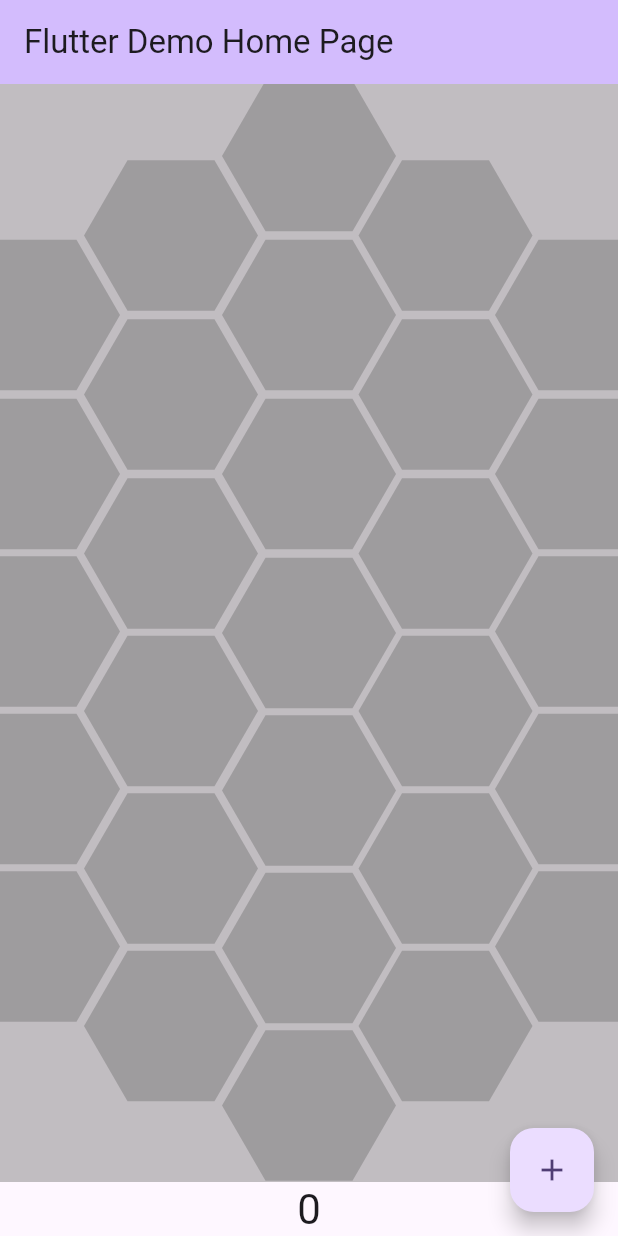
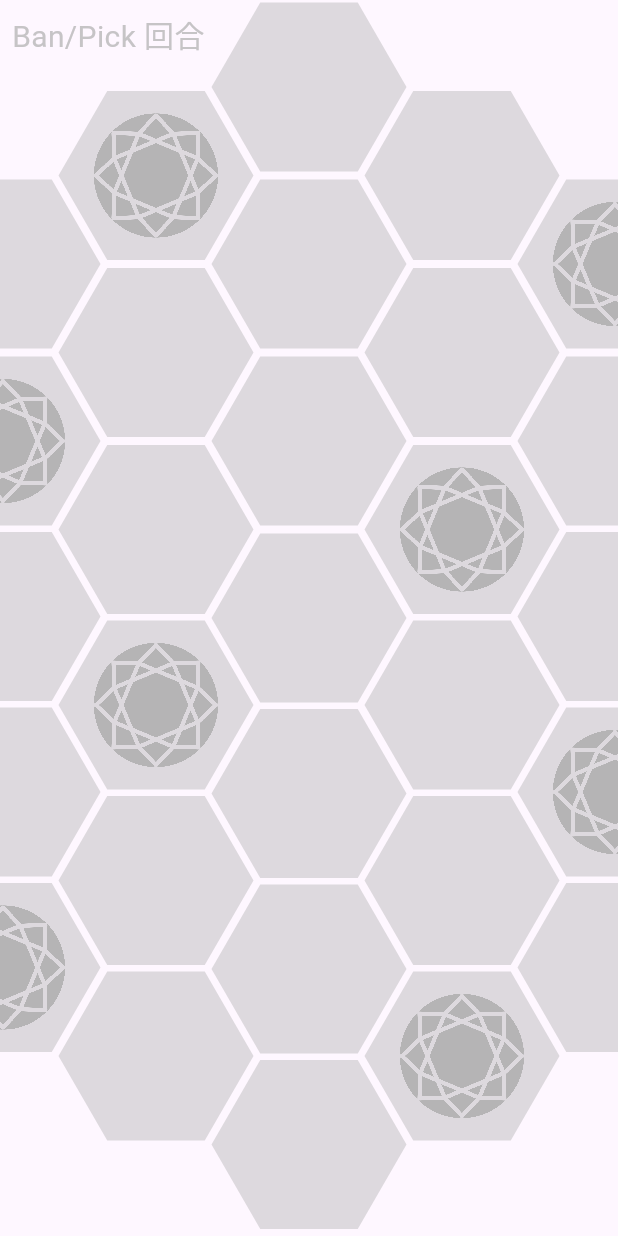
Before and after one commit to kfdykme/war_piece_game_flutter, a Flutter app: the screen it shows after launch, on a phone screen of 412 x 824 dp. Run offline on Flutter 3.47's test engine with Material 2 defaults, Android fonts, the phone set to English and light mode, and no system bars; our stand-ins replace flutter_svg.

Commit message:
基地位置

```diff
--- a/lib/layout/layout_node.dart
+++ b/lib/layout/layout_node.dart
@@ -4,6 +4,7 @@ import 'dart:math';
 import 'dart:ui';
 
 import 'package:warx_flutter/util/log.object.extension.dart';
+
 
 /// 360 / 6 = 60
 /// 60 / 2 =30
@@ -42,7 +43,7 @@ class LayoutNode {
 
 
        sroundNodeOffsets.add(Offset(0, heightOffset * 2) + locationOffset);
-       logD("_init $id ${sroundNodeOffsets.first} $locationOffset");
+      //  logD("_init $id ${sroundNodeOffsets.first} $locationOffset");
        sroundNodeOffsets.add(Offset(1.5 * radius, heightOffset ) + locationOffset);
        sroundNodeOffsets.add(Offset(radius * 1.5, -1 * heightOffset) + locationOffset);
        sroundNodeOffsets.add(Offset(0,-2 * heightOffset) + locationOffset);
--- a/lib/main.dart
+++ b/lib/main.dart
@@ -1,5 +1,11 @@
 import 'package:flutter/material.dart';
+import 'package:flutter_svg/flutter_svg.dart';
 import 'package:warx_flutter/layout/hexagon_layout.dart';
+import 'package:warx_flutter/maingame/game_controller.dart';
+import 'package:warx_flutter/resources/svgloader/svg_color_mapper.dart';
+import 'package:warx_flutter/widgets/game_header.dart';
+
+import 'widgets/game_ban_pick.dart';
 
 void main() {
   runApp(const MyApp());
@@ -58,68 +64,31 @@ class MyHomePage extends StatefulWidget {
 class _MyHomePageState extends State<MyHomePage> {
   int _counter = 0;
 
-  void _incrementCounter() {
-    setState(() {
-      // This call to setState tells the Flutter framework that something has
-      // changed in this State, which causes it to rerun the build method below
-      // so that the display can reflect the updated values. If we changed
-      // _counter without calling setState(), then the build method would not be
-      // called again, and so nothing would appear to happen.
-      _counter++;
+  GameController controller = GameController();
+  PictureInfo? pictureInfo;
+  @override
+  void initState() {
+    super.initState();
+    vg.loadPicture(SvgAssetLoader("assets/images/map_base_circle.svg",), null).then((value) {
+      pictureInfo = value;
+      setState(() {
+
+      });
     });
   }
 
+
   @override
   Widget build(BuildContext context) {
-    // This method is rerun every time setState is called, for instance as done
-    // by the _incrementCounter method above.
-    //
-    // The Flutter framework has been optimized to make rerunning build methods
-    // fast, so that you can just rebuild anything that needs updating rather
-    // than having to individually change instances of widgets.
+    final size = MediaQuery.of(context).size;
     return Scaffold(
-      appBar: AppBar(
-        // TRY THIS: Try changing the color here to a specific color (to
-        // Colors.amber, perhaps?) and trigger a hot reload to see the AppBar
-        // change color while the other colors stay the same.
-        backgroundColor: Theme.of(context).colorScheme.inversePrimary,
-        // Here we take the value from the MyHomePage object that was created by
-        // the App.build method, and use it to set our appbar title.
-        title: Text(widget.title),
-      ),
-      body: Center(
-        // Center is a layout widget. It takes a single child and positions it
-        // in the middle of the parent.
-        child: Column(
-          // Column is also a layout widget. It takes a list of children and
-          // arranges them vertically. By default, it sizes itself to fit its
-          // children horizontally, and tries to be as tall as its parent.
-          //
-          // Column has various properties to control how it sizes itself and
-          // how it positions its children. Here we use mainAxisAlignment to
-          // center the children vertically; the main axis here is the vertical
-          // axis because Columns are vertical (the cross axis would be
-          // horizontal).
-          //
-          // TRY THIS: Invoke "debug painting" (choose the "Toggle Debug Paint"
-          // action in the IDE, or press "p" in the console), to see the
-          // wireframe for each widget.
-          mainAxisAlignment: MainAxisAlignment.center,
+      body: Stack(
           children: <Widget>[
-            Expanded(child:
-            HexagonContainer(width: 1000,)),
-            Text(
-              '$_counter',
-              style: Theme.of(context).textTheme.headlineMedium,
-            ),
+            HexagonContainer(width: size.width, height:  size.height, mapBaseCircleInfo:pictureInfo),
+            GameHeader(controller:controller),
+            // GameBanPick(controller:controller)
           ],
-        ),
-      ),
-      floatingActionButton: FloatingActionButton(
-        onPressed: _incrementCounter,
-        tooltip: 'Increment',
-        child: const Icon(Icons.add),
-      ), // This trailing comma makes auto-formatting nicer for build methods.
+        ), // This trailing comma makes auto-formatting nicer for build methods.
     );
   }
 }
--- /dev/null
+++ b/lib/maingame/game_controller.dart
@@ -0,0 +1,6 @@
+
+
+class GameController {
+  build() {}
+
+}
--- a/lib/util/color.random.extension.dart
+++ b/lib/util/color.random.extension.dart
@@ -8,7 +8,7 @@ import 'package:flutter/material.dart';
 extension ColorRandom on Color {
 
   int _randomInt() {
-    return Random().nextInt(55) + 100;
+    return Random().nextInt(120) + 70;
   }
   Color randomColor() {
     return Color.fromARGB(_randomInt(), _randomInt(), _randomInt(), _randomInt());
--- /dev/null
+++ b/lib/widgets/game_header.dart
@@ -0,0 +1,29 @@
+
+
+import 'package:flutter/material.dart';
+import 'package:flutter_svg/flutter_svg.dart';
+import 'package:warx_flutter/maingame/game_controller.dart';
+import 'package:warx_flutter/util/color.random.extension.dart';
+
+class GameHeader extends StatefulWidget
+ {
+  final GameController controller;
+  GameHeader({required this.controller});
+
+  @override
+  State<StatefulWidget> createState() {
+    return GameHeaderState();
+  }
+ }
+
+ class GameHeaderState extends State<GameHeader> {
+   @override
+  Widget build(BuildContext context) {
+    return Container(
+    padding: EdgeInsets.all(8),
+    child: Row(children: [
+      Text("Ban/Pick 回合", style: TextStyle(color: Color(0).randomColor(), fontSize: 20),),
+      // SvgPicture.asset('assets/images/map_base_circle.svg', color: Color(0).randomColor(), height: 50 , width: 50,)
+    ],),);
+  }
+ }
--- a/pubspec.yaml
+++ b/pubspec.yaml
@@ -35,6 +35,7 @@ dependencies:
   # The following adds the Cupertino Icons font to your application.
   # Use with the CupertinoIcons class for iOS style icons.
   cupertino_icons: ^1.0.2
+  flutter_svg: ^2.0.8
 
 dev_dependencies:
   flutter_test:
@@ -59,8 +60,8 @@ flutter:
   uses-material-design: true
 
   # To add assets to your application, add an assets section, like this:
-  # assets:
-  #   - images/a_dot_burr.jpeg
+  assets:
+    - assets/images/
   #   - images/a_dot_ham.jpeg
 
   # An image asset can refer to one or more resolution-specific "variants", see
```
Also changed, not shown: lib/layout/hexagon_layout.dart (+76 -26 lines), lib/resources/svgloader/svg_color_mapper.dart (added, +16 -0 lines), lib/widgets/game_ban_pick.dart (added, +16 -0 lines), assets/images/map_base_circle.svg (added).
